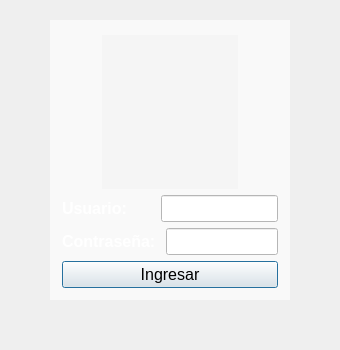
Before: the Qt Designer form Unidad_2/Ejemplos/configGenerador/login.ui in nvargas24/Programacion2_Bioingenieria_Alumnos, drawn with Qt 5.
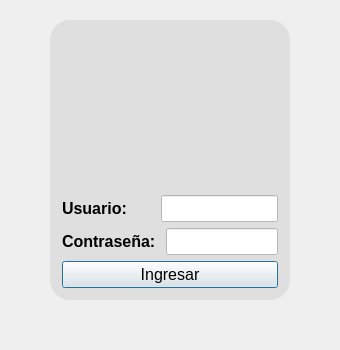
After: the same form once the commit is applied. Icons and pictures are not drawn.

What changed in the file:
```diff
--- a/Unidad_2/Ejemplos/configGenerador/login.ui
+++ b/Unidad_2/Ejemplos/configGenerador/login.ui
@@ -60,8 +60,9 @@
     <widget class="QGroupBox" name="groupBox">
      <property name="styleSheet">
       <string notr="true">#groupBox{
-   border: none;
-	background-color: rgba(250, 250, 250, 220);
+    border: none;
+	border-radius: 20px;
+	background-color: rgba(220, 220, 220, 220);
 }</string>
      </property>
      <property name="title">
@@ -79,14 +80,14 @@
         <item>
          <widget class="QLabel" name="imageLogin">
           <property name="sizePolicy">
-           <sizepolicy hsizetype="Preferred" vsizetype="Expanding">
+           <sizepolicy hsizetype="Ignored" vsizetype="Ignored">
             <horstretch>0</horstretch>
             <verstretch>0</verstretch>
            </sizepolicy>
           </property>
           <property name="styleSheet">
            <string notr="true">#imageLogin{
-	background-color: rgb(245, 245, 245);
+	background-color: rgba(250, 250, 250,0);
     border-radius: 70px;
 }</string>
           </property>
@@ -102,6 +103,9 @@
           <property name="scaledContents">
            <bool>true</bool>
           </property>
+          <property name="margin">
+           <number>20</number>
+          </property>
           <property name="indent">
            <number>0</number>
           </property>
@@ -124,7 +128,7 @@
            </font>
           </property>
           <property name="styleSheet">
-           <string notr="true">color: rgb(255, 255, 255);</string>
+           <string notr="true"/>
           </property>
           <property name="text">
            <string>Usuario: </string>
@@ -177,7 +181,7 @@
            </font>
           </property>
           <property name="styleSheet">
-           <string notr="true">color: rgb(255, 255, 255);</string>
+           <string notr="true"/>
           </property>
           <property name="text">
            <string>Contraseña: </string>
```
Left out of the diff: 16 changed lines with no effect on the pictures.
